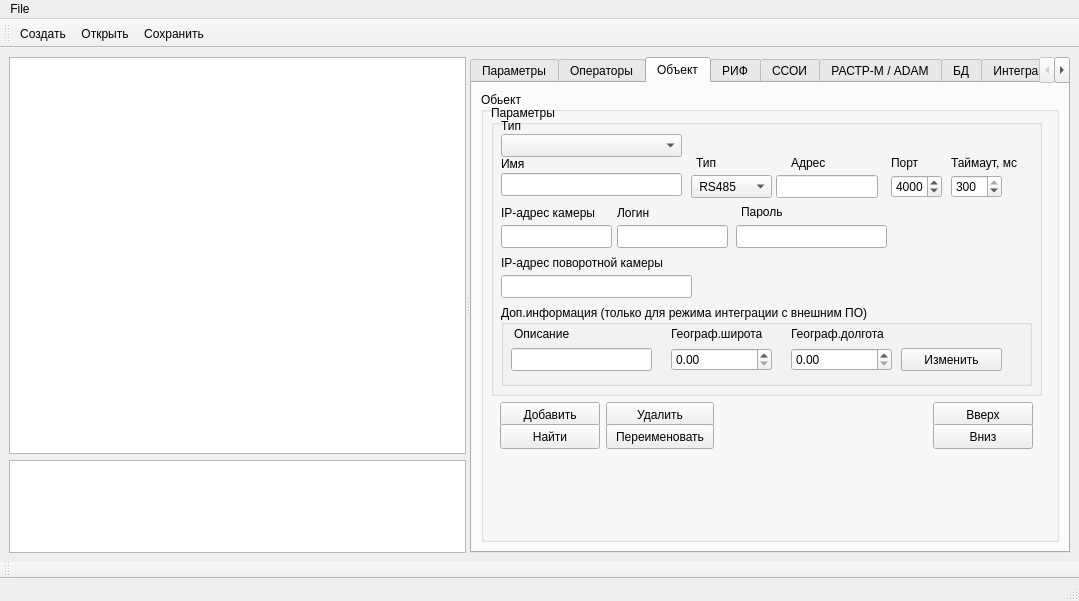
The window that m_cfg/MainWindowCFG.ui (xXRadioHeadXx/start7) describes before a commit, drawn with Qt 5.
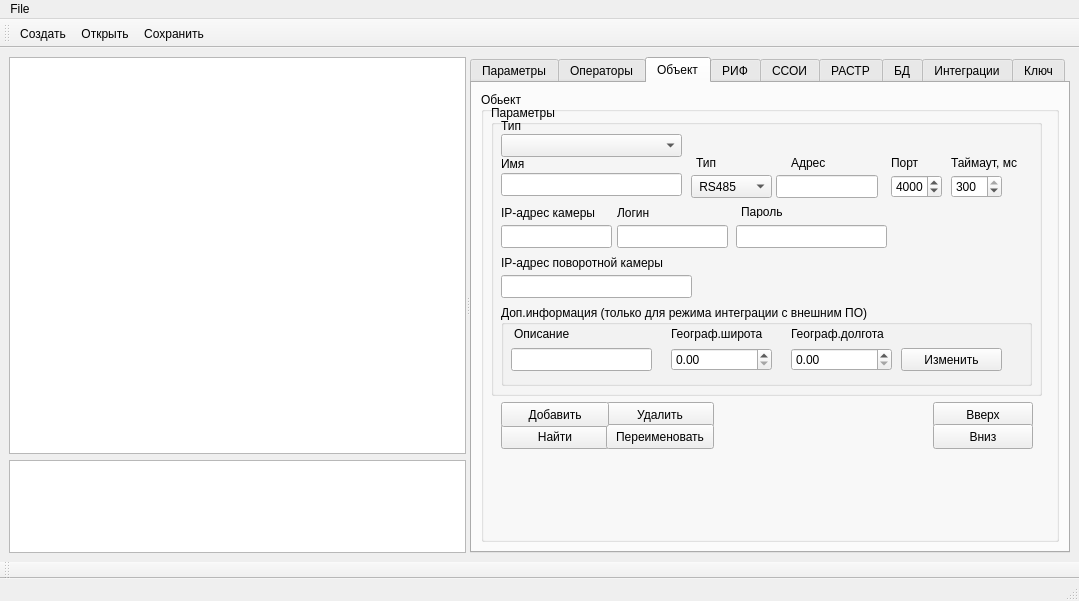
The same window after the commit. The open tabs and pages were chosen to show the change. Icons and pictures are not drawn. Custom widgets are drawn as their Qt base class.

The edit to the form file:
```diff
--- a/m_cfg/MainWindowCFG.ui
+++ b/m_cfg/MainWindowCFG.ui
@@ -1924,37 +1924,6 @@
               <verstretch>0</verstretch>
              </sizepolicy>
             </property>
-            <widget class="QPushButton" name="pushButton">
-             <property name="geometry">
-              <rect>
-               <x>9</x>
-               <y>0</y>
-               <width>100</width>
-               <height>25</height>
-              </rect>
-             </property>
-             <property name="sizePolicy">
-              <sizepolicy hsizetype="Fixed" vsizetype="Fixed">
-               <horstretch>0</horstretch>
-               <verstretch>0</verstretch>
-              </sizepolicy>
-             </property>
-             <property name="minimumSize">
-              <size>
-               <width>100</width>
-               <height>25</height>
-              </size>
-             </property>
-             <property name="maximumSize">
-              <size>
-               <width>100</width>
-               <height>25</height>
-              </size>
-             </property>
-             <property name="text">
-              <string>Добавить</string>
-             </property>
-            </widget>
             <widget class="QPushButton" name="pushButton_2">
              <property name="geometry">
               <rect>
@@ -2020,9 +1989,9 @@
             <widget class="QPushButton" name="pushButton_3">
              <property name="geometry">
               <rect>
-               <x>9</x>
+               <x>10</x>
                <y>22</y>
-               <width>100</width>
+               <width>108</width>
                <height>25</height>
               </rect>
              </property>
@@ -2034,7 +2003,7 @@
              </property>
              <property name="minimumSize">
               <size>
-               <width>100</width>
+               <width>108</width>
                <height>25</height>
               </size>
              </property>
@@ -2110,6 +2079,19 @@
               <string>Вниз</string>
              </property>
             </widget>
+            <widget class="QPushButton" name="pushButton_6">
+             <property name="geometry">
+              <rect>
+               <x>10</x>
+               <y>0</y>
+               <width>108</width>
+               <height>25</height>
+              </rect>
+             </property>
+             <property name="text">
+              <string>Добавить</string>
+             </property>
+            </widget>
            </widget>
           </widget>
          </item>
@@ -2502,7 +2484,7 @@
        </widget>
        <widget class="QWidget" name="Subsystem_TV_RASTR_M">
         <attribute name="title">
-         <string>РАСТР-М / ADAM</string>
+         <string>РАСТР</string>
         </attribute>
         <widget class="RASTR_ADAM_Widget" name="RASTR_ADAM_wgt" native="true">
          <property name="geometry">
```
Left out of the diff: 2 changed lines with no effect on the pictures.
